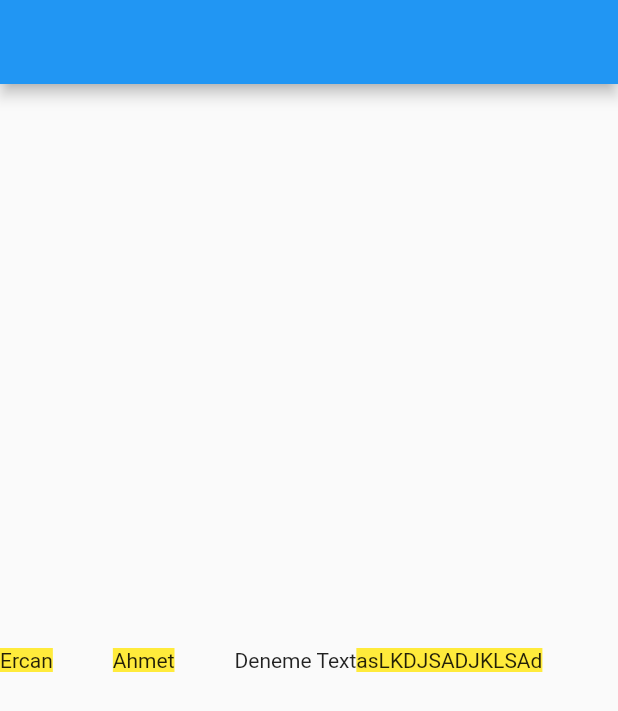
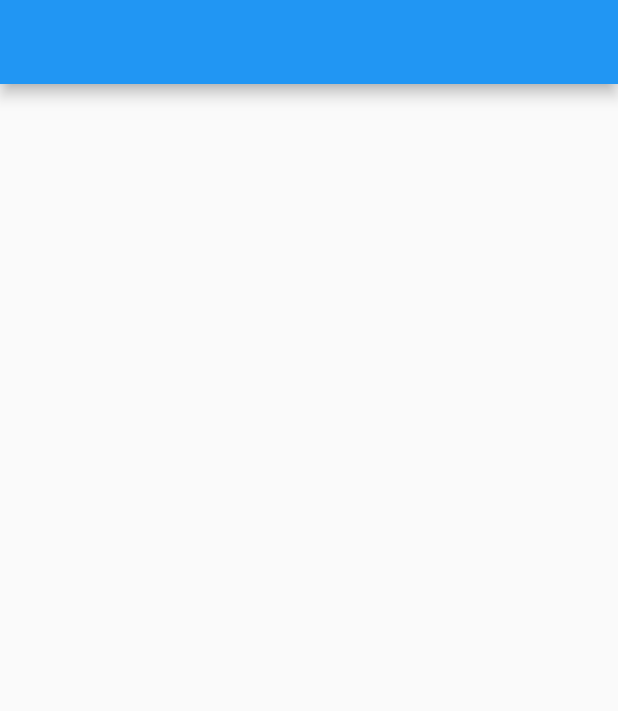
Before and after one commit to i-Senku/XuXu-UI, a Flutter app: the screen it shows after launch, on a phone screen of 412 x 824 dp. Shown: the top 711 px of the screen. Run offline on Flutter 3.47's test engine with Material 2 defaults, Android fonts, the phone set to English and light mode, and no system bars.

Commit message:
cleaned example

```diff
--- a/example/lib/main.dart
+++ b/example/lib/main.dart
@@ -1,5 +1,3 @@
-import 'dart:math';
-
 import 'package:flutter/material.dart';
 import 'package:xuxu_ui/xuxu_ui.dart';
 
@@ -21,16 +19,7 @@ class _MyAppState extends State<MyApp> {
   Widget build(BuildContext context) {
     return Scaffold(
       appBar: AppBar(),
-      body: XuBox(
-        child: XuHStack(
-          [
-            XuText("Ercan").create(),
-            XuText("Ahmet").create(),
-            XuText("Deneme Text").create().unique(),
-            XuText("asLKDJSADJKLSAd").create()
-          ],
-        ).space(40).backgroundColor(Colors.yellow).create(),
-      ).create().center(),
+      body:Container()
     );
   }
 }
```
Also changed, not shown: example/pubspec.lock.
